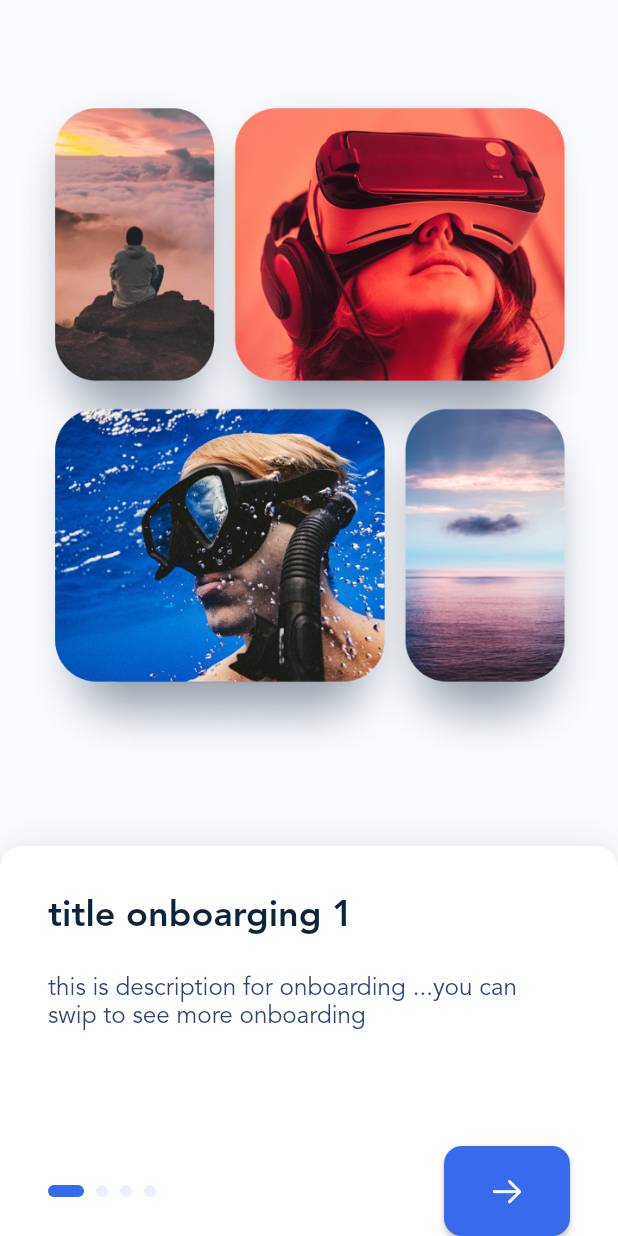
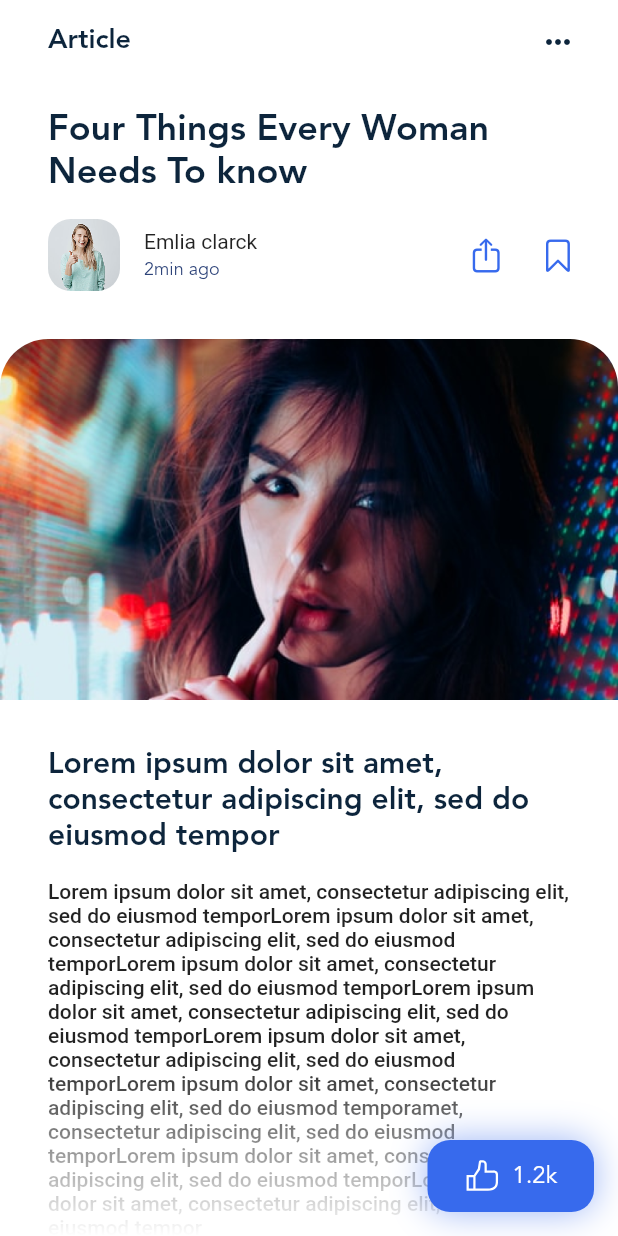
Before and after one commit to alikazemidev/blog-club-clone-flutter, a Flutter app: the screen it shows after launch, on a phone screen of 412 x 824 dp. Run offline on Flutter 3.47's test engine with Material 2 defaults, Android fonts, the light colour scheme and no system bars; drawn by our look-alikes of smooth_page_indicator; our stand-ins replace dotted_border, flutter_svg; generated files the repository leaves out were written again.

Commit message:
complete artice screen

```diff
--- /dev/null
+++ b/lib/article_screen.dart
@@ -0,0 +1,187 @@
+import 'package:blog_club7/gen/assets.gen.dart';
+import 'package:flutter/cupertino.dart';
+import 'package:flutter/material.dart';
+
+class ArticleScreen extends StatelessWidget {
+  const ArticleScreen({super.key});
+
+  void showSnackBar(BuildContext context, String message) {
+    ScaffoldMessenger.of(context).showSnackBar(
+      SnackBar(
+        content: Text(message),
+      ),
+    );
+  }
+
+  @override
+  Widget build(BuildContext context) {
+    ThemeData themeData = Theme.of(context);
+    return Scaffold(
+      floatingActionButton: InkWell(
+        onTap: () {
+          showSnackBar(context, 'like btn clicked');
+        },
+        child: Container(
+          width: 111,
+          height: 48,
+          decoration: BoxDecoration(
+            color: themeData.colorScheme.primary,
+            borderRadius: BorderRadius.circular(15),
+            boxShadow: [
+              BoxShadow(
+                blurRadius: 20,
+                color: themeData.colorScheme.primary.withOpacity(.5),
+              ),
+            ],
+          ),
+          child: Row(
+            mainAxisAlignment: MainAxisAlignment.center,
+            // crossAxisAlignment: CrossAxisAlignment.center,
+            children: [
+              Assets.img.icons.thumbs.svg(),
+              SizedBox(width: 8),
+              Text(
+                '1.2k',
+                style: TextStyle(
+                  color: themeData.colorScheme.onPrimary,
+                  fontSize: 16,
+                  fontWeight: FontWeight.w400,
+                ),
+              ),
+            ],
+          ),
+        ),
+      ),
+      backgroundColor: themeData.colorScheme.surface,
+      body: Stack(
+        children: [
+          CustomScrollView(
+            slivers: [
+              SliverAppBar(
+                title: Text('Article'),
+                actions: [
+                  IconButton(
+                    onPressed: () {},
+                    icon: Icon(
+                      Icons.more_horiz_rounded,
+                    ),
+                  ),
+                  SizedBox(width: 16),
+                ],
+              ),
+              SliverList(
+                delegate: SliverChildListDelegate.fixed(
+                  [
+                    Column(
+                      children: [
+                        Padding(
+                          padding: const EdgeInsets.symmetric(
+                            horizontal: 32,
+                            vertical: 16,
+                          ),
+                          child: Text(
+                            'Four Things Every Woman Needs To know',
+                            style: themeData.textTheme.headline4,
+                          ),
+                        ),
+                        Padding(
+                          padding: const EdgeInsets.fromLTRB(32, 0, 16, 32),
+                          child: Row(
+                            children: [
+                              ClipRRect(
+                                borderRadius: BorderRadius.circular(15),
+                                child: Assets.img.stories.story1.image(
+                                  fit: BoxFit.cover,
+                                  width: 48,
+                                  height: 48,
+                                ),
+                              ),
+                              SizedBox(width: 16),
+                              Expanded(
+                                child: Column(
+                                  crossAxisAlignment: CrossAxisAlignment.start,
+                                  children: [
+                                    Text(
+                                      'Emlia clarck',
+                                      style: themeData.textTheme.bodyText1!
+                                          .copyWith(
+                                        fontWeight: FontWeight.w400,
+                                      ),
+                                    ),
+                                    SizedBox(height: 4),
+                                    Text('2min ago'),
+                                  ],
+                                ),
+                              ),
+                              IconButton(
+                                onPressed: () {
+                                  showSnackBar(context, 'share btn clicked');
+                                },
+                                icon: Icon(
+                                  CupertinoIcons.share,
+                                  color: themeData.colorScheme.primary,
+                                ),
+                              ),
+                              IconButton(
+                                onPressed: () {
+                                  showSnackBar(context, 'bookmark btn clicked');
+                                },
+                                icon: Icon(
+                                  CupertinoIcons.bookmark,
+                                  color: themeData.colorScheme.primary,
+                                ),
+                              ),
+                            ],
+                          ),
+                        ),
+                        ClipRRect(
+                          borderRadius: BorderRadius.only(
+                            topLeft: Radius.circular(32),
+                            topRight: Radius.circular(32),
+                          ),
+                          child: Assets.img.background.singlePost.image(),
+                        ),
+                        Padding(
+                          padding: const EdgeInsets.fromLTRB(32, 32, 32, 16),
+                          child: Text(
+                            'Lorem ipsum dolor sit amet, consectetur adipiscing elit, sed do eiusmod tempor',
+                            style: themeData.textTheme.headline5,
+                          ),
+                        ),
+                        Padding(
+                          padding: const EdgeInsets.fromLTRB(32, 0, 32, 32),
+                          child: Text(
+                            'Lorem ipsum dolor sit amet, consectetur adipiscing elit, sed do eiusmod temporLorem ipsum dolor sit amet, consectetur adipiscing elit, sed do eiusmod temporLorem ipsum dolor sit amet, consectetur adipiscing elit, sed do eiusmod temporLorem ipsum dolor sit amet, consectetur adipiscing elit, sed do eiusmod temporLorem ipsum dolor sit amet, consectetur adipiscing elit, sed do eiusmod temporLorem ipsum dolor sit amet, consectetur adipiscing elit, sed do eiusmod temporamet, consectetur adipiscing elit, sed do eiusmod temporLorem ipsum dolor sit amet, consectetur adipiscing elit, sed do eiusmod temporLorem ipsum dolor sit amet, consectetur adipiscing elit, sed do eiusmod tempor',
+                            style: themeData.textTheme.bodyText1,
+                          ),
+                        ),
+                      ],
+                    ),
+                  ],
+                ),
+              ),
+            ],
+          ),
+          Positioned(
+            bottom: 0,
+            child: Container(
+              height: 120,
+              width: MediaQuery.of(context).size.width,
+              decoration: BoxDecoration(
+                gradient: LinearGradient(
+                  begin: Alignment.bottomCenter,
+                  end: Alignment.topCenter,
+                  colors: [
+                    themeData.colorScheme.surface,
+                    themeData.colorScheme.surface.withOpacity(0),
+                  ],
+                ),
+              ),
+            ),
+          ),
+          // SliverPadding(padding: EdgeInsets.only(bottom: 220))
+        ],
+      ),
+    );
+  }
+}
--- a/lib/constants.dart
+++ b/lib/constants.dart
@@ -3,7 +3,7 @@ import 'package:flutter/material.dart';
 var primaryTextColor = Color(0xff0d253c);
 var secondaryTextColor = Color(0xff2d4379);
 var dottedBorderColor = Color(0xff7b8bb2);
-var firstGradientColor = Color(0xff376aed);
+var primaryColor = Color(0xff376aed);
 var secondGradientColor = Color(0xff49b0e2);
 var thirdGradientColor = Color(0xff9cecfb);
 
--- a/lib/gen/assets.gen.dart
+++ b/lib/gen/assets.gen.dart
@@ -27,12 +27,16 @@ class $AssetsImgBackgroundGen {
   AssetGenImage get onboarding =>
       const AssetGenImage('assets/img/background/onboarding.png');
 
+  /// File path: assets/img/background/single_post.png
+  AssetGenImage get singlePost =>
+      const AssetGenImage('assets/img/background/single_post.png');
+
   /// File path: assets/img/background/splash.png
   AssetGenImage get splash =>
       const AssetGenImage('assets/img/background/splash.png');
 
   /// List of all assets
-  List<AssetGenImage> get values => [onboarding, splash];
+  List<AssetGenImage> get values => [onboarding, singlePost, splash];
 }
 
 class $AssetsImgIconsGen {
@@ -62,6 +66,9 @@ class $AssetsImgIconsGen {
   /// File path: assets/img/icons/Search.png
   AssetGenImage get search =>
       const AssetGenImage('assets/img/icons/Search.png');
+
+  /// File path: assets/img/icons/Thumbs.svg
+  SvgGenImage get thumbs => const SvgGenImage('assets/img/icons/Thumbs.svg');
 
   /// File path: assets/img/icons/Twitter.png
   AssetGenImage get twitter =>
@@ -105,6 +112,7 @@ class $AssetsImgIconsGen {
         logo,
         menu,
         search,
+        thumbs,
         twitter,
         category1,
         category2,
--- a/lib/home_scree.dart
+++ b/lib/home_scree.dart
@@ -243,7 +243,7 @@ class Story extends StatelessWidget {
       decoration: BoxDecoration(
         gradient: LinearGradient(
           colors: [
-            firstGradientColor,
+            primaryColor,
             secondaryTextColor,
             thirdGradientColor,
           ],
@@ -377,7 +377,7 @@ class PostListItem extends StatelessWidget {
                     post.caption,
                     style: TextStyle(
                       fontFamily: FontFamily.avenir,
-                      color: firstGradientColor,
+                      color: primaryColor,
                       fontSize: 14,
                       fontWeight: FontWeight.bold,
                     ),
--- a/lib/main.dart
+++ b/lib/main.dart
@@ -1,3 +1,4 @@
+import 'package:blog_club7/article_screen.dart';
 import 'package:blog_club7/carousel/carousel_slider.dart';
 import 'package:blog_club7/constants.dart';
 import 'package:blog_club7/data.dart';
@@ -27,8 +28,17 @@ class MyApp extends StatelessWidget {
   Widget build(BuildContext context) {
     return MaterialApp(
       theme: ThemeData(
+        snackBarTheme: SnackBarThemeData(
+          backgroundColor: primaryColor,
+        ),
+        appBarTheme: AppBarTheme(
+          titleSpacing: 32,
+          backgroundColor: Colors.white,
+          foregroundColor: primaryTextColor,
+          elevation: 0,
+        ),
         colorScheme: ColorScheme.light(
-          primary: firstGradientColor,
+          primary: primaryColor,
           onPrimary: Colors.white,
           onSurface: primaryTextColor,
           onBackground: primaryTextColor,
@@ -103,7 +113,7 @@ class MyApp extends StatelessWidget {
       //     ),
       //   ],
       // ),
-      home: SplashScreen(),
+      home: ArticleScreen(),
     );
   }
 }
@@ -169,7 +179,7 @@ class BottomNavigation extends StatelessWidget {
                 height: 65,
                 decoration: BoxDecoration(
                   border: Border.all(color: Colors.white, width: 4),
-                  color: firstGradientColor,
+                  color: primaryColor,
                   borderRadius: BorderRadius.circular(32.5),
                 ),
                 child: Image.asset('assets/img/icons/plus.png'),
```
Also changed, not shown: assets/img/background/single_post.png (added), assets/img/icons/Thumbs.svg (added).
